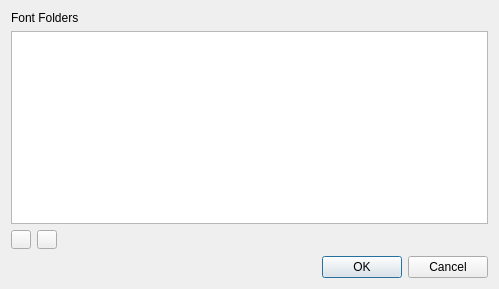
First picture: the form in UI-Qt/QXPreferencesDialog.ui, repository frinkr/FontViewer, before the edit.
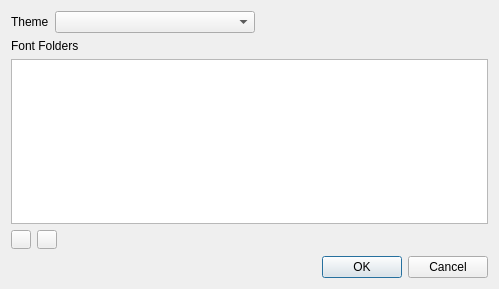
Second picture: the form after the edit. Icons and pictures are not drawn.

Commit message: select theme

What changed in the file:
```diff
--- a/UI-Qt/QXPreferencesDialog.ui
+++ b/UI-Qt/QXPreferencesDialog.ui
@@ -14,6 +14,40 @@
    <string>Preferences</string>
   </property>
   <layout class="QVBoxLayout" name="verticalLayout">
+   <item>
+    <layout class="QHBoxLayout" name="horizontalLayout">
+     <item>
+      <widget class="QLabel" name="label_2">
+       <property name="text">
+        <string>Theme</string>
+       </property>
+      </widget>
+     </item>
+     <item>
+      <widget class="QComboBox" name="themeCombobox">
+       <property name="minimumSize">
+        <size>
+         <width>200</width>
+         <height>0</height>
+        </size>
+       </property>
+      </widget>
+     </item>
+     <item>
+      <spacer name="horizontalSpacer_2">
+       <property name="orientation">
+        <enum>Qt::Horizontal</enum>
+       </property>
+       <property name="sizeHint" stdset="0">
+        <size>
+         <width>40</width>
+         <height>20</height>
+        </size>
+       </property>
+      </spacer>
+     </item>
+    </layout>
+   </item>
    <item>
     <widget class="QLabel" name="label">
      <property name="text">
```
Left out of the diff: 18 changed lines with no effect on the pictures. The commit also changes 7 other files.
